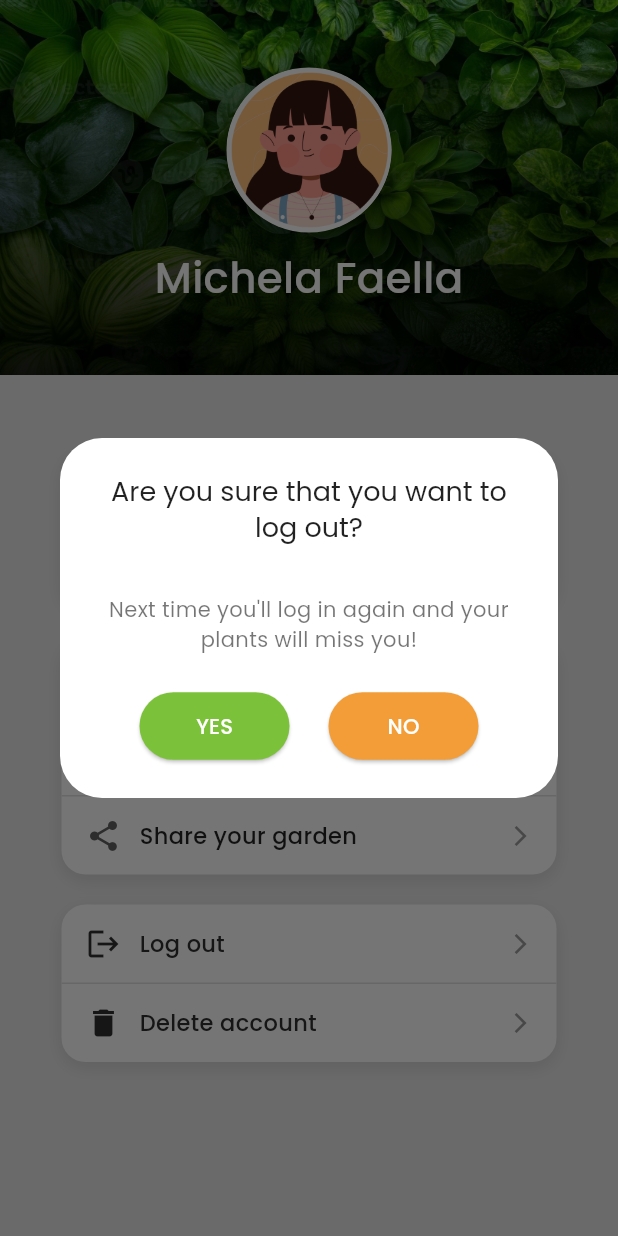
After one commit to MichelaFaella/EcoGrow_FrontEnd, a Flutter app: the ProfilePage screen opened directly, after a tap on "Log out", on a phone screen of 412 x 824 dp. The commit adds this screen. Run offline on Flutter 3.47's test engine with Material 3 defaults, Android fonts, the phone set to English and light mode, and no system bars; our stand-ins replace camera, material_symbols_icons, shared_preferences; accounts and stored records are empty.

Commit message:
Some general changes

```diff
--- a/lib/authentication/auth_service.dart
+++ b/lib/authentication/auth_service.dart
@@ -5,7 +5,7 @@ import '../utility/storage_service.dart';
 
 class AuthService {
 
-  final String baseUrl = "http://127.0.0.1:5000";
+  final String baseUrl = "http://127.0.0.1:8000";
 
   /// Do the login and save the backend token
   Future<bool> login(String email, String password) async{
--- a/lib/dashboard/pages/profile.dart
+++ b/lib/dashboard/pages/profile.dart
@@ -1,3 +1,4 @@
+import 'package:Ecogrow/dashboard/widgets/logoutDialog.dart';
 import 'package:flutter/material.dart';
 
 import '../../utility/app_colors.dart';
@@ -153,6 +154,27 @@ class ProfilePage extends StatelessWidget {
                     context,
                     items: [
                       {
+                        'icon': Icons.logout,
+                        'text': 'Log out',
+                        'onTap': () {
+                          debugPrint("Tap: Log out account");
+                          showDialog(
+                            context: context,
+                            useRootNavigator: true,
+                            barrierDismissible: true,
+                            builder: (ctx) => LogOutDialog(
+                              onConfirm: () {
+                                debugPrint("Log out");
+                              },
+                              onCancel: () {
+                                debugPrint("Log out annullata");
+                              },
+                            ),
+                          );
+                        },
+                        'color': AppColors.black,
+                      },
+                      {
                         'icon': Icons.delete,
                         'text': 'Delete account',
                         'onTap': () {
--- /dev/null
+++ b/lib/dashboard/widgets/logoutDialog.dart
@@ -0,0 +1,70 @@
+import 'package:flutter/material.dart';
+
+import '../../utility/app_colors.dart';
+
+class LogOutDialog extends StatelessWidget {
+  final VoidCallback onConfirm;
+  final VoidCallback onCancel;
+
+  const LogOutDialog({
+    super.key,
+    required this.onConfirm,
+    required this.onCancel,
+  });
+
+  @override
+  Widget build(BuildContext context) {
+    return AlertDialog(
+      backgroundColor: AppColors.white,
+      shape: RoundedRectangleBorder(borderRadius: BorderRadius.circular(28)),
+      contentPadding: const EdgeInsets.fromLTRB(24, 32, 24, 24),
+      title: const Text(
+        "Are you sure that you want to log out?",
+        textAlign: TextAlign.center,
+        style: TextStyle(
+          fontSize: 18,
+          fontFamily: "Poppins",
+          color: Colors.black87,
+        ),
+      ),
+      content: const Text(
+        "Next time you'll log in again and your plants will miss you!",
+        textAlign: TextAlign.center,
+        style: TextStyle(
+          fontSize: 14,
+          fontFamily: "Poppins",
+          color: Colors.black54,
+        ),
+      ),
+      actionsAlignment: MainAxisAlignment.center,
+      actions: [
+        ElevatedButton(
+          style: ElevatedButton.styleFrom(
+            backgroundColor: AppColors.green,
+            shape: RoundedRectangleBorder(borderRadius: BorderRadius.circular(30)),
+            minimumSize: const Size(100, 45),
+          ),
+          onPressed: () {
+            Navigator.of(context).pop();
+            onConfirm();
+          },
+          child: const Text("YES", style: TextStyle(fontFamily: "Poppins", color: AppColors.white)),
+        ),
+        const SizedBox(width: 10,),
+        ElevatedButton(
+          style: ElevatedButton.styleFrom(
+            backgroundColor: AppColors.orange,
+            shape: RoundedRectangleBorder(borderRadius: BorderRadius.circular(30)),
+            minimumSize: const Size(100, 45),
+          ),
+          onPressed: () {
+            Navigator.of(context, rootNavigator: true).pop(); // chiude sempre
+            onCancel();
+          },
+          child: const Text("NO", style: TextStyle(fontFamily: "Poppins", color: AppColors.white)),
+        ),
+      ],
+    );
+  }
+
+}
--- a/lib/main.dart
+++ b/lib/main.dart
@@ -132,6 +132,7 @@ class SplashScreen extends StatelessWidget {
   }
 }*/
 
+import 'package:Ecogrow/dashboard/pages/profile.dart';
 import 'package:flutter/material.dart';
 import 'authentication/login_page.dart';
 import 'dashboard/dashboard_page.dart';
@@ -148,7 +149,7 @@ class EcoGrowApp extends StatelessWidget {
     return const MaterialApp(
       debugShowCheckedModeBanner: false,
       title: 'EcoGrow',
-      home: DashboardPage(), // Mostra direttamente la pagina di login
+      home: ProfilePage(), // Mostra direttamente la pagina di login
     );
   }
 }
--- a/lib/utility/app_colors.dart
+++ b/lib/utility/app_colors.dart
@@ -2,6 +2,7 @@ import 'package:flutter/material.dart';
 
 class AppColors {
   static const Color black = Color(0xFF322f30);
+  static const Color light_black = Color(0xff4b4b4b);
   static const Color dark_green = Color(0xFF44AA00);
   static const Color green = Color(0xFF7CC13A);
   static const Color water = Color(0xFFBEF4FF);
```
Also changed, not shown: lib/authentication/widgets/login_sheet.dart (+106 -12 lines), lib/dashboard/pages/camera.dart (+9 -0 lines), lib/dashboard/pages/garden.dart (+10 -3 lines), lib/dashboard/widgets/plant_card.dart (+7 -2 lines).
